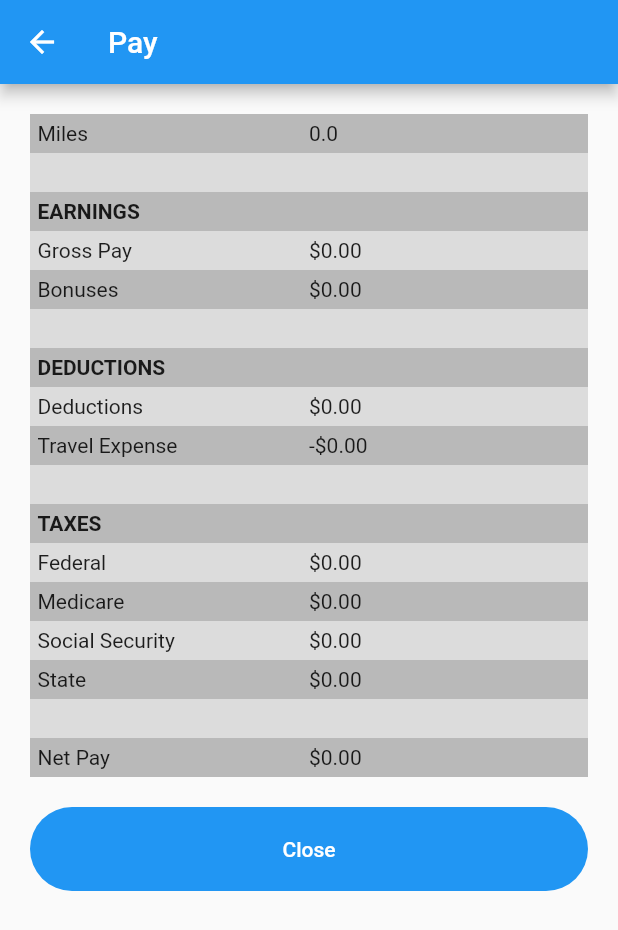
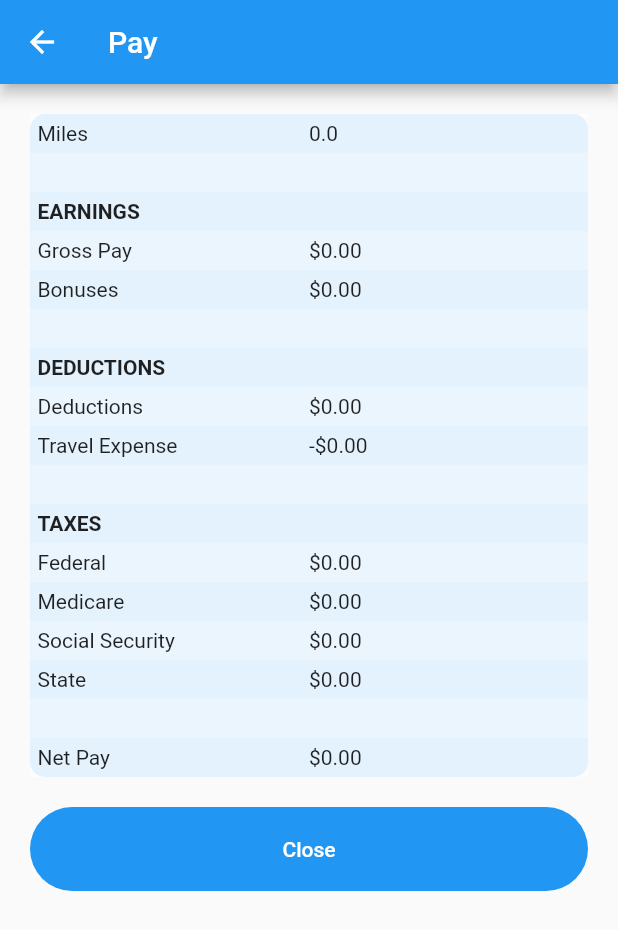
Before and after one commit to fierceblaze/carroll_fulmer_pay, a Flutter app: the screen it shows after launch, after a tap on "Calculate", on a phone screen of 412 x 824 dp. Shown: the top 930 px of the screen. Run offline on Flutter 3.47's test engine with Material 2 defaults, Android fonts, the light colour scheme and no system bars; our stand-ins replace shared_preferences.

Commit message:
Cleaning up some code.
Cleaned up some of the code.

```diff
--- a/lib/evalTextField.dart
+++ b/lib/EvalTextField.dart
@@ -8,8 +8,11 @@ class EvalTextField extends StatefulWidget {
 
   final String label;
 
-  bool isValid = false;
   String text = '';
+
+  bool isValid() {
+    return EvalText.isValid(text);
+  }
 
   double? evaluate() {
     return EvalText.eval(text);
@@ -28,16 +31,15 @@ class _EvalTextFieldState extends State<EvalTextField> {
   String? get _errorText {
     final text = _controller.text;
 
-    widget.isValid = false;
-
     // Check if the text is empty
-    if (text.isEmpty) return "Should not be empty";
+    if (text.isEmpty) {
+      return "Should not be empty";
+    }
 
     // Check if the text matches out pattern.
-    if (!EvalText.isValid(text))
+    if (!EvalText.isValid(text)) {
       return "Invalid expression. Example: 1 + 2 - 3";
-
-    widget.isValid = true;
+    }
 
     // return null if the text is valid
     return null;
@@ -80,10 +82,10 @@ class _EvalTextFieldState extends State<EvalTextField> {
           label: Text(widget.label),
           // hintText: 'Enter Miles',
           errorText: _errorText,
-          border: OutlineInputBorder(),
+          border: const OutlineInputBorder(),
           suffixIcon: IconButton(
             onPressed: onClearPressed,
-            icon: Icon(Icons.cancel),
+            icon: const Icon(Icons.cancel),
           ),
         ),
         onChanged: onTextChanged,
--- a/lib/FederalTaxes.dart
+++ b/lib/FederalTaxes.dart
@@ -1,10 +1,14 @@
+// Form W4: Filing Statuses
 enum FilingStatus {
-  single, // Single or Married filing separately
-  married, // Married filing jointly or Qualifying surviving spouse
-  headOfHousehold // Head of household
+  // Single or Married filing separately
+  single,
+  // Married filing jointly or Qualifying surviving spouse
+  married,
+  // Head of household
+  headOfHousehold
 }
 
-// table3
+// Publication 15-T (2023): Table 3 (Page 9)
 enum PayPeriod {
   semiannually,
   quarterly,
@@ -15,18 +19,34 @@ enum PayPeriod {
   daily,
 }
 
+/*
+ * This is my truncated, hardcoded version of
+ * Form W4: Employee’s Withholding Certificate
+ *
+ * I would like to add a setting screen to fill out this data.
+ */
+class W4 {
+  final FilingStatus step1c = FilingStatus.single;
+  final bool step2check = false;
+  final double step3 = 0;
+  final double step4a = 0;
+  final double step4b = 0;
+  final double step4c = 0;
+}
+
+/*
+ * This is my interpretation of
+ * Publication 15-T: Federal Income Tax Withholding Methods (For 2003)
+ *
+ * Specifically of
+ * Worksheet 1A: Employer’s Withholding Worksheet for Percentage Method Tables for Automated Payroll Systems
+ */
 class FederalTaxes {
-  FilingStatus w4_1c = FilingStatus.single;
-  bool w4_checkbox = false;
-  double w4_3 = 0;
-  double w4_4a = 0;
-  double w4_4b = 0;
-  double w4_4c = 0;
+  double _pay = 0;
+  final PayPeriod _payPeriod = PayPeriod.weekly;
+  final W4 _w4 = W4();
 
-  double pay = 0;
-  PayPeriod payPeriod = PayPeriod.weekly;
-
-  final Map<PayPeriod, double> table3 = {
+  final Map<PayPeriod, double> _table3 = {
     PayPeriod.semiannually: 2,
     PayPeriod.quarterly: 4,
     PayPeriod.monthly: 12,
@@ -38,7 +58,7 @@ class FederalTaxes {
 
   // Columns A and E are the same.
   // Column B is the same as A without the first item.
-  final List<double> standardSingleColumnA = [
+  final List<double> _standardSingleColumnA = [
     0,
     5250,
     16250,
@@ -48,7 +68,7 @@ class FederalTaxes {
     236500,
     583375
   ];
-  final List<double> standardSingleColumnC = [
+  final List<double> _standardSingleColumnC = [
     0,
     0,
     1100,
@@ -58,26 +78,31 @@ class FederalTaxes {
     52832,
     174238.25
   ];
-  final List<double> standardSingleColumnD = [0, 10, 12, 22, 24, 32, 35, 37];
+  final List<double> _standardSingleColumnD = [0, 10, 12, 22, 24, 32, 35, 37];
 
+  /*
+   * Public entry point.
+   */
   double calculate(pay) {
-    this.pay = pay;
+    _pay = pay;
     return step4();
   }
 
-  // Step 1. Adjust the employee's payment amount.
-  double step1() {
-    double a = pay;
-    double b = table3[payPeriod]!;
+  /*
+   * Step 1. Adjust the employee's payment amount.
+   */
+  double _step1() {
+    double a = _pay;
+    double b = _table3[_payPeriod]!;
     double c = a * b;
 
-    double d = w4_4a;
+    double d = _w4.step4a;
     double e = c + d;
-    double f = w4_4b;
+    double f = _w4.step4b;
     double g = 0;
 
-    if (w4_checkbox == false) {
-      if (w4_1c == FilingStatus.married) {
+    if (_w4.step2check == false) {
+      if (_w4.step1c == FilingStatus.married) {
         g = 12900;
       } else {
         g = 8600;
@@ -91,43 +116,53 @@ class FederalTaxes {
     return (i < 0) ? 0 : i;
   }
 
-  // Step 2. Figure the Tentative Withholding Amount
-  double step2() {
-    double a = step1();
-    int apm = annualPercentageMethod(a);
-    double b = standardSingleColumnA[apm];
-    double c = standardSingleColumnC[apm];
-    double d = standardSingleColumnD[apm];
+  /*
+   * Step 2. Figure the Tentative Withholding Amount
+   */
+  double _step2() {
+    double a = _step1();
+    int apm = _annualPercentageMethod(a);
+    double b = _standardSingleColumnA[apm];
+    double c = _standardSingleColumnC[apm];
+    double d = _standardSingleColumnD[apm];
     double e = a - b;
     double f = e * (d / 100);
     double g = c + f;
-    double h = g / table3[payPeriod]!;
+    double h = g / _table3[_payPeriod]!;
 
     return h;
   }
 
-  // Step 3. Account for tax credits
-  double step3() {
-    double a = w4_3;
-    double b = a / table3[payPeriod]!;
-    double c = step2() - b;
+  /*
+   * Step 3. Account for tax credits
+   */
+  double _step3() {
+    double a = _w4.step3;
+    double b = a / _table3[_payPeriod]!;
+    double c = _step2() - b;
 
     return (c < 0) ? 0 : c;
   }
 
-  // Step 4. Figure the final amount to withhold
+  /*
+   * Step 4. Figure the final amount to withhold
+   */
   double step4() {
-    double a = w4_4c;
-    double b = step3() + a;
+    double a = _w4.step4c;
+    double b = _step3() + a;
 
     return b;
   }
 
-  int annualPercentageMethod(double wage) {
-    int lastElement = standardSingleColumnA.length - 1;
-    for (var i = 0; i < standardSingleColumnA.length; i++) {
-      if (wage >= standardSingleColumnA[i]) {
-        if (i == lastElement || wage < standardSingleColumnA[i + 1]) {
+  /*
+   * This is a truncated lookup function for
+   * Percentage Method Tables for Automated Payroll Systems (Publication 15-T, 2023, Page 11)
+   */
+  int _annualPercentageMethod(double wage) {
+    int lastElement = _standardSingleColumnA.length - 1;
+    for (var i = 0; i < _standardSingleColumnA.length; i++) {
+      if (wage >= _standardSingleColumnA[i]) {
+        if (i == lastElement || wage < _standardSingleColumnA[i + 1]) {
           return i;
         }
       }
--- a/lib/evalText.dart
+++ b/lib/evalText.dart
@@ -3,7 +3,7 @@ class EvalText {
    * Checks if the text is in a valid format. (mostly)
    */
   static isValid(text) {
-    return text.contains(RegExp(r'^[0-9\/ *.+-]+$'));
+    return text.contains(RegExp(r'^[0-9/ *.+-]+$'));
   }
 
   /*
@@ -22,9 +22,9 @@ class EvalText {
     text = text.replaceAll(RegExp(r' '), '');
 
     // Find the first operation.
-    nextFind = text.indexOf(RegExp(r'[\\*+-]'));
+    nextFind = text.indexOf(RegExp(r'[/*+-]'));
 
-    // If there are no further operations...
+    // If there are no operations...
     if (nextFind == -1) {
       // Try parsing the text as a number and return it and exit.
       return double.tryParse(text);
@@ -39,9 +39,7 @@ class EvalText {
     // Set the new total.
     total = nextNumber;
 
-    // print('$label = $total');
-
-    while (true) {
+    do {
       // Get the next operation.
       lastFound = nextFind;
       nextFind++;
@@ -49,17 +47,19 @@ class EvalText {
 
       // Get the next number.
       lastFound = nextFind;
-      nextFind = text.indexOf(RegExp(r'[\/*+-]'), lastFound);
+      nextFind = text.indexOf(RegExp(r'[/*+-]'), lastFound);
 
-      // This is the last number
+      // Check if this is the last number in the sequence.
       if (nextFind == -1) {
         nextNumber = double.tryParse(text.substring(lastFound));
       } else {
         nextNumber = double.tryParse(text.substring(lastFound, nextFind));
       }
 
+      // If there was an error parsing the number then exit.
       if (nextNumber == null) return null;
 
+      // Perform the operation.
       if (nextOperation == '+') {
         total += nextNumber;
       } else if (nextOperation == '-') {
@@ -69,12 +69,9 @@ class EvalText {
       } else if (nextOperation == '/') {
         total /= nextNumber;
       }
+    } while (nextFind != -1);
 
-      // print('$label $nextOperation $nextNumber = $total');
-
-      if (nextFind == -1) break;
-    }
-
+    // Return the solution.
     return total;
   }
 }
--- a/lib/main.dart
+++ b/lib/main.dart
@@ -1,10 +1,10 @@
 import 'package:flutter/material.dart';
 
-import 'HomePage.dart';
+import 'screens/HomePage.dart';
 
 void main() {
   //runApp(Text("Hello World.", textDirection: TextDirection.ltr));
-  runApp(MyApp());
+  runApp(const MyApp());
 }
 
 class MyApp extends StatelessWidget {
@@ -18,7 +18,7 @@ class MyApp extends StatelessWidget {
       title: appTitle,
       debugShowCheckedModeBanner: false,
       theme: ThemeData(
-        // useMaterial3: false,
+        // useMaterial3: true,
         // colorScheme: ColorScheme.fromSwatch(primarySwatch: Colors.blue),
         primarySwatch: Colors.blue,
       ),
--- a/lib/HomePage.dart
+++ b/lib/screens/HomePage.dart
@@ -1,7 +1,7 @@
 import 'package:flutter/material.dart';
 
+import '../EvalTextField.dart';
 import 'ResultsPage.dart';
-import 'evalTextField.dart';
 
 class HomePage extends StatefulWidget {
   const HomePage({super.key, required this.title});
@@ -14,9 +14,9 @@ class HomePage extends StatefulWidget {
 
 class _HomePageState extends State<HomePage> {
   // Create the text fields.
-  EvalTextField _milesTextField = EvalTextField(label: 'Miles');
-  EvalTextField _bonusesTextField = EvalTextField(label: 'Bonuses');
-  EvalTextField _deductionsTextField = EvalTextField(label: 'Deductions');
+  final EvalTextField _milesTextField = EvalTextField(label: 'Miles');
+  final EvalTextField _bonusesTextField = EvalTextField(label: 'Bonuses');
+  final EvalTextField _deductionsTextField = EvalTextField(label: 'Deductions');
 
   String errorText = '';
 
@@ -24,7 +24,13 @@ class _HomePageState extends State<HomePage> {
   Widget build(BuildContext context) {
     return Scaffold(
       appBar: AppBar(
-        title: Text(widget.title),
+        title: Text(
+          widget.title,
+          style: const TextStyle(
+            fontSize: 14.0,
+            fontWeight: FontWeight.bold,
+          ),
+        ),
       ),
       body: SafeArea(
         child: Padding(
@@ -57,7 +63,7 @@ class _HomePageState extends State<HomePage> {
                 width: double.infinity,
                 child: Text(
                   errorText,
-                  style: TextStyle(color: Colors.red),
+                  style: const TextStyle(color: Colors.red),
                 ),
               ),
             ],
@@ -77,15 +83,15 @@ class _HomePageState extends State<HomePage> {
      * Validate the text fields.
      */
 
-    if (!_milesTextField.isValid) {
+    if (!_milesTextField.isValid()) {
       errors += 'Miles data is invalid.\n';
     }
 
-    if (!_bonusesTextField.isValid) {
+    if (!_bonusesTextField.isValid()) {
       errors += 'Bonus data is invalid.\n';
     }
 
-    if (!_deductionsTextField.isValid) {
+    if (!_deductionsTextField.isValid()) {
       errors += 'Deduction data is invalid.\n';
     }
 
@@ -136,12 +142,11 @@ class _HomePageState extends State<HomePage> {
     // Navigate to the results page.
     Navigator.of(context).push(
       MaterialPageRoute(
-        builder: (context) =>
-            ResultsPage(
-              miles: miles,
-              bonuses: bonuses,
-              deductions: deductions,
-            ),
+        builder: (context) => ResultsPage(
+          miles: miles,
+          bonuses: bonuses,
+          deductions: deductions,
+        ),
       ),
     );
   }
--- a/lib/ResultsPage.dart
+++ b/lib/screens/ResultsPage.dart
@@ -1,7 +1,7 @@
 import 'package:flutter/material.dart';
 import 'package:intl/intl.dart';
 
-import 'calculate.dart';
+import '../calculate.dart';
 
 class ResultsPage extends StatefulWidget {
   const ResultsPage(
@@ -40,7 +40,7 @@ class _ResultsPageState extends State<ResultsPage> {
     // Build
     return Scaffold(
       appBar: AppBar(
-        title: Text('Pay'),
+        title: const Text('Pay'),
       ),
       body: SafeArea(
         child: SingleChildScrollView(
@@ -49,6 +49,13 @@ class _ResultsPageState extends State<ResultsPage> {
             child: Column(
               mainAxisAlignment: MainAxisAlignment.start,
               children: <Widget>[
+                Container(
+                  decoration: BoxDecoration(
+                    color: Theme.of(context).primaryColorLight,
+                    borderRadius: BorderRadius.all(Radius.circular(10)),
+                  ),
+                  child: Column(
+                    children: [
                       quickRow('Miles', miles.toString()),
                       blankRow(),
                       headerRow('Earnings', ''),
@@ -66,6 +73,9 @@ class _ResultsPageState extends State<ResultsPage> {
                       quickRow('State', usd(taxState)),
                       blankRow(),
                       quickRow('Net Pay', usd(netPay)),
+                    ],
+                  ),
+                ),
 
                 /*
                  * OK Button
@@ -96,9 +106,9 @@ class _ResultsPageState extends State<ResultsPage> {
   /*
    * Shortcut method to format currency.
    */
-  String usd(double amt) {
+  String usd(double sum) {
     return NumberFormat.simpleCurrency(locale: 'EN-us', decimalDigits: 2)
-        .format(amt);
+        .format(sum);
   }
 
   /*
@@ -114,7 +124,7 @@ class _ResultsPageState extends State<ResultsPage> {
   Widget headerRow(String row1, String row2) {
     rowNum++;
     return Container(
-      color: (rowNum % 2 == 0) ? Colors.black12 : Colors.black26,
+      color: (rowNum % 2 == 0) ? Colors.white70 : Colors.white60,
       padding: const EdgeInsets.all(5.0),
       child: Row(
         children: [
@@ -138,8 +148,8 @@ class _ResultsPageState extends State<ResultsPage> {
   Widget quickRow(String row1, String row2) {
     rowNum++;
     return Container(
-      color: (rowNum % 2 == 0) ? Colors.black12 : Colors.black26,
-      padding: EdgeInsets.all(5.0),
+      color: (rowNum % 2 == 0) ? Colors.white70 : Colors.white60,
+      padding: const EdgeInsets.all(5.0),
       child: Row(
         children: [
           Expanded(
```
Also changed, not shown: 1 other file. Lines whose indentation alone changed are shown as unchanged.
